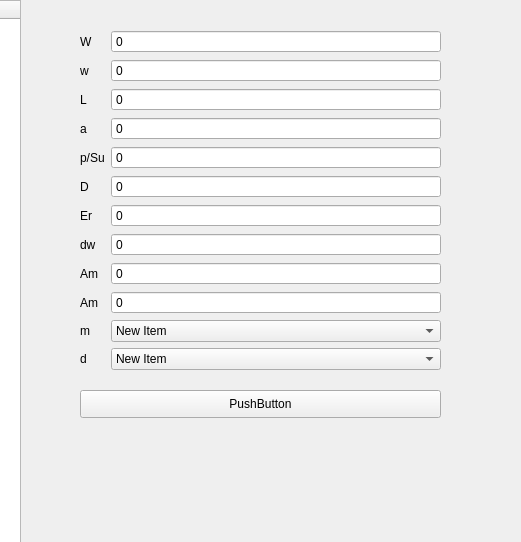
Old version of the form main.ui in the repository Ah00ra/HNNS; both pictures show x 190 to 711 and y 0 to 542 of the 1180 by 886 pixel window.
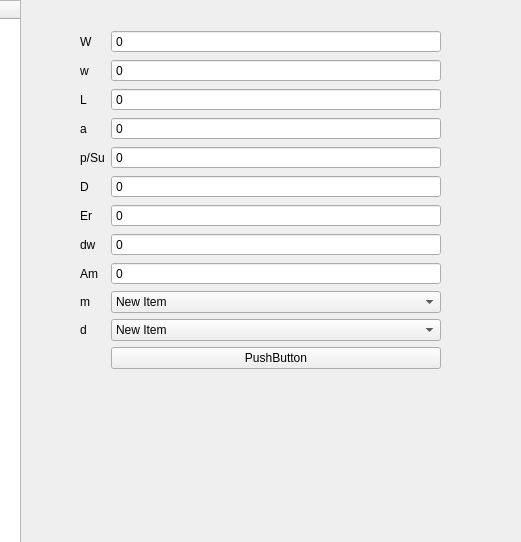
New version of the form.

Commit message: Add second ui file for wire rope tables

The edit to the form file:
```diff
--- a/main.ui
+++ b/main.ui
@@ -6552,7 +6552,7 @@
         <x>20</x>
         <y>30</y>
         <width>361</width>
-        <height>366</height>
+        <height>422</height>
        </rect>
       </property>
       <layout class="QFormLayout" name="formLayout_25">
@@ -6821,35 +6821,13 @@
         </widget>
        </item>
        <item row="9" column="0">
-        <widget class="QLabel" name="htext_125">
+        <widget class="QLabel" name="htext_126">
          <property name="text">
-          <string>Am</string>
+          <string>m</string>
          </property>
         </widget>
        </item>
        <item row="9" column="1">
-        <widget class="QDoubleSpinBox" name="DoubleSpinBox_86">
-         <property name="buttonSymbols">
-          <enum>QAbstractSpinBox::NoButtons</enum>
-         </property>
-         <property name="specialValueText">
-          <string>0</string>
-         </property>
-         <property name="decimals">
-          <number>3</number>
-         </property>
-         <property name="minimum">
-          <double>-1000000000000.000000000000000</double>
-         </property>
-         <property name="maximum">
-          <double>1000000000000.000000000000000</double>
-         </property>
-         <property name="value">
-          <double>-1000000000000.000000000000000</double>
-         </property>
-        </widget>
-       </item>
-       <item row="10" column="1">
         <widget class="QComboBox" name="comboBox_2">
          <item>
           <property name="text">
@@ -6858,44 +6836,31 @@
          </item>
         </widget>
        </item>
-       <item row="11" column="1">
-        <widget class="QComboBox" name="comboBox_3">
-         <item>
-          <property name="text">
-           <string>New Item</string>
-          </property>
-         </item>
-        </widget>
-       </item>
        <item row="10" column="0">
-        <widget class="QLabel" name="htext_126">
-         <property name="text">
-          <string>m</string>
-         </property>
-        </widget>
-       </item>
-       <item row="11" column="0">
         <widget class="QLabel" name="htext_127">
          <property name="text">
           <string>d</string>
          </property>
         </widget>
        </item>
+       <item row="10" column="1">
+        <widget class="QComboBox" name="comboBox_3">
+         <item>
+          <property name="text">
+           <string>New Item</string>
+          </property>
+         </item>
+        </widget>
+       </item>
+       <item row="11" column="1">
+        <widget class="QPushButton" name="pushButton_35">
+         <property name="text">
+          <string>PushButton</string>
+         </property>
+        </widget>
+       </item>
       </layout>
      </widget>
-     <widget class="QPushButton" name="pushButton_35">
-      <property name="geometry">
-       <rect>
-        <x>20</x>
-        <y>390</y>
-        <width>361</width>
-        <height>28</height>
-       </rect>
-      </property>
-      <property name="text">
-       <string>PushButton</string>
-      </property>
-     </widget>
     </widget>
    </widget>
    <widget class="QTextBrowser" name="textBrowser">
```
Left out of the diff: 80 changed lines with no effect on the pictures. The commit also changes 2 other files.
